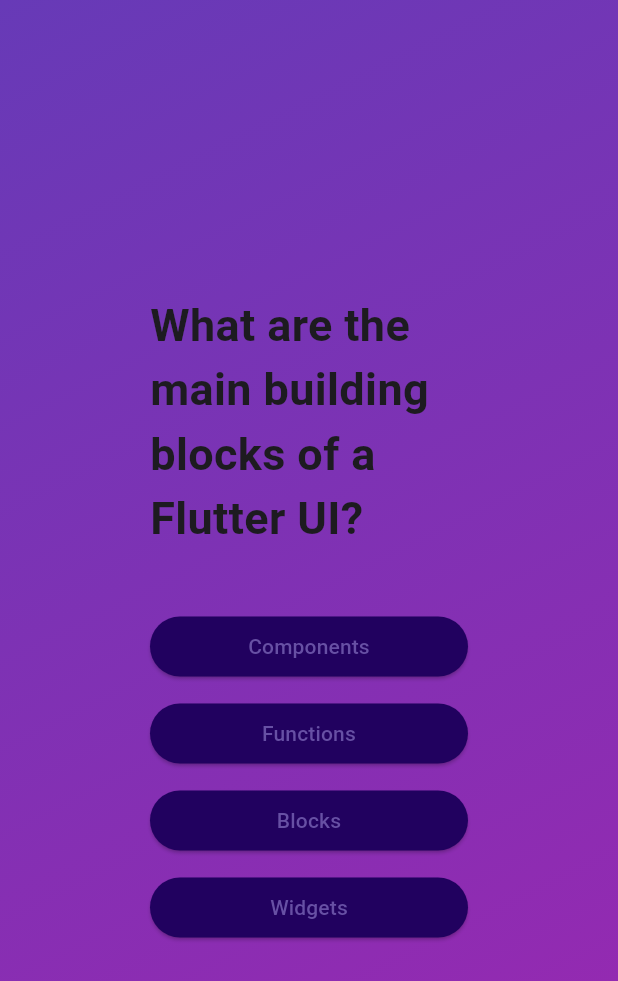
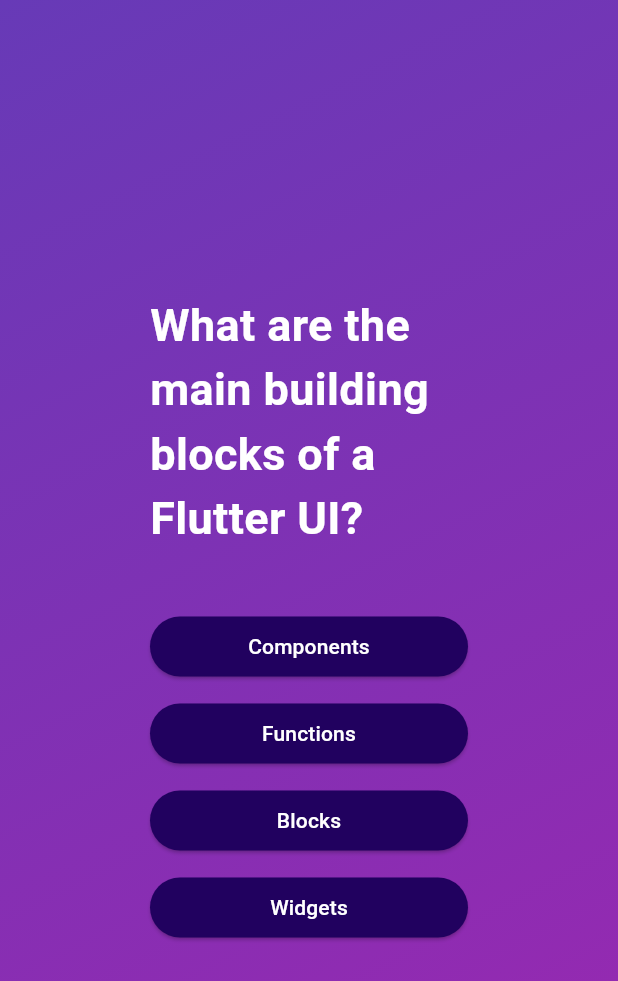
Before and after one commit to MIkoZz808/flutter_basic_quiz_app, a Flutter app: the screen it shows after launch, after a tap on "Start Quiz", on a phone screen of 412 x 824 dp. Shown: the top 981 px of the screen. Run offline on Flutter 3.47's test engine with Material 3 defaults, Android fonts, the light colour scheme and no system bars; our stand-ins replace google_fonts.

Commit message:
google fonts commit

```diff
--- a/lib/answer_button.dart
+++ b/lib/answer_button.dart
@@ -16,10 +16,10 @@
         child: Text(
           answerText,
           textAlign: TextAlign.center,
+          style: const TextStyle(color: Colors.white),
         ),
         style: ElevatedButton.styleFrom(
-          padding: const EdgeInsets.symmetric(horizontal: 40, vertical: 10),
-          primary: Color.fromARGB(255, 33, 1, 95),
+          padding: const EdgeInsets.symmetric(horizontal: 40, vertical: 10), backgroundColor:  Color.fromARGB(255, 33, 1, 95),
           fixedSize: const Size(200, 40),
           shape:
               RoundedRectangleBorder(borderRadius: BorderRadius.circular(40)),
--- a/lib/questions_screen.dart
+++ b/lib/questions_screen.dart
@@ -6,6 +6,7 @@
 class QuestionsScreen extends StatefulWidget {
   const QuestionsScreen({Key? key}) : super(key: key);
 
+  @override
   State<QuestionsScreen> createState() => _QuestionsScreenState();
 }
 
@@ -34,6 +35,7 @@
                 style: const TextStyle(
                   fontSize: 30,
                   fontWeight: FontWeight.bold,
+                  color: Colors.white
                 )),
             const SizedBox(height: 30),
             ...currentQuestion.getShuffledAnswers().map((answer) {
--- a/lib/quiz.dart
+++ b/lib/quiz.dart
@@ -5,6 +5,7 @@
 class Quiz extends StatefulWidget {
   const Quiz({Key? key}) : super(key: key);
 
+  @override
   State<Quiz> createState() => _QuizState();
 }
 
--- a/lib/start_screen.dart
+++ b/lib/start_screen.dart
@@ -1,4 +1,5 @@
 import 'package:flutter/material.dart';
+import 'package:google_fonts/google_fonts.dart';
 
 class StartScreen extends StatelessWidget {
   const StartScreen(this.activeScreen, {Key? key}) : super(key: key);
@@ -16,19 +17,23 @@
               height: 200,
               color: const Color.fromARGB(150, 255, 255, 255)),
           const SizedBox(height: 30),
-          const Text('Learn Flutter the fun way!',
-              style: TextStyle(
-                fontSize: 30,
-                fontWeight: FontWeight.bold,
-              )),
+            Text(
+            'Learn Flutter the fun way!',
+            style: GoogleFonts.lato(
+              textStyle: const TextStyle(
+              color: Color.fromARGB(150, 255, 255, 255),
+              fontSize: 30,
+              fontWeight: FontWeight.bold,
+              ),
+            ),
+            ),
           const SizedBox(height: 30),
           OutlinedButton.icon(
             onPressed: activeScreen, // Call the function here
             icon: const Icon(Icons.arrow_right_alt),
             label: const Text('Start Quiz'),
             style: OutlinedButton.styleFrom(
-              primary: Colors.white,
-              side: const BorderSide(color: Colors.white),
+              foregroundColor: Colors.white, side: const BorderSide(color: Colors.white),
             ),
           ),
         ],
--- a/pubspec.yaml
+++ b/pubspec.yaml
@@ -35,6 +35,7 @@
   # Use with the CupertinoIcons class for iOS style icons.
   cupertino_icons: ^1.0.2
   flutter_svg: ^1.0.3
+  google_fonts: ^6.2.1
 
 dev_dependencies:
   flutter_test:
```
Also changed, not shown: pubspec.lock.
